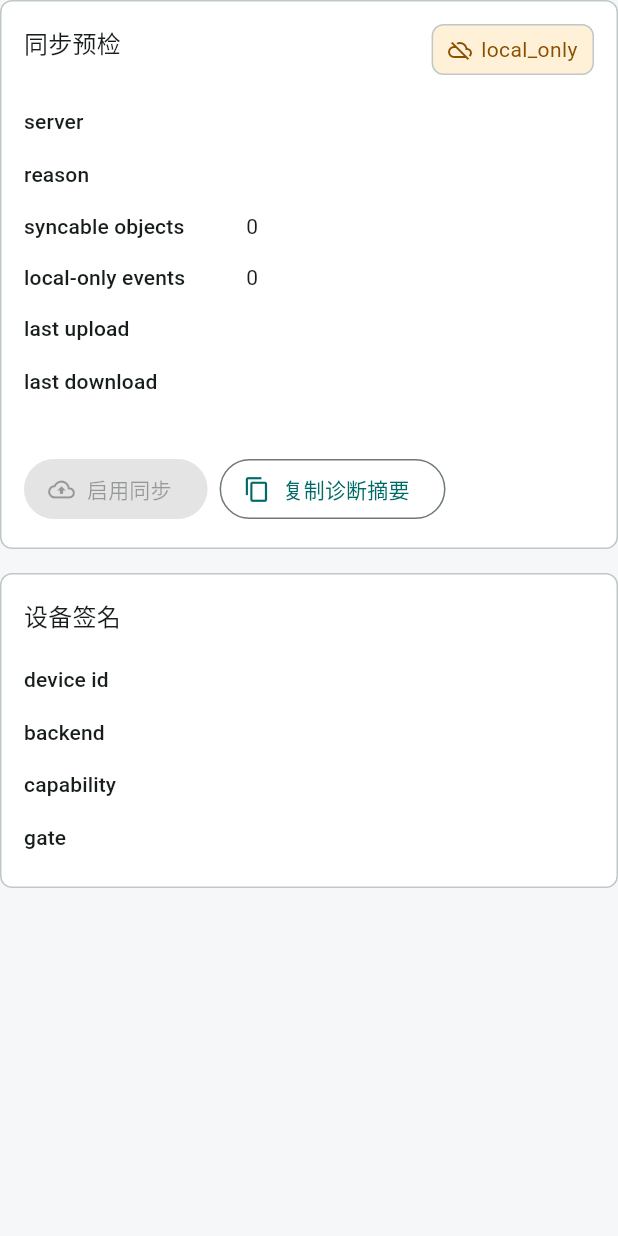
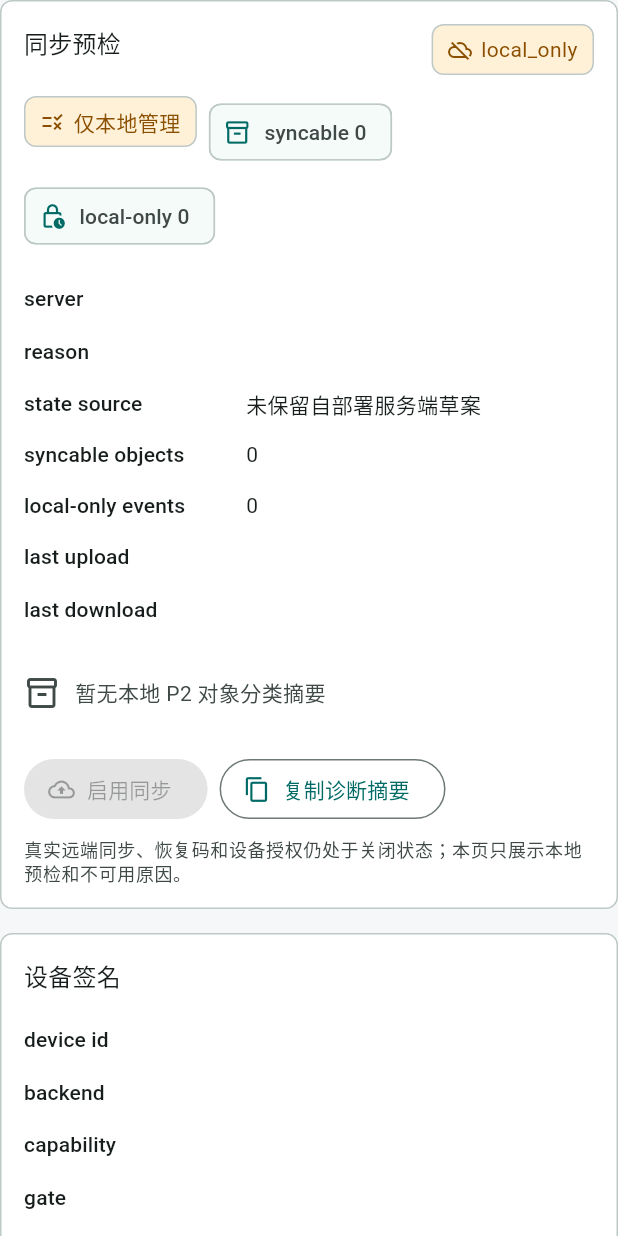
Before and after one commit to laugh0608/RadishLex, a Flutter app: the SyncView widget shown alone on an empty page, opened directly with empty values, on a phone screen of 412 x 824 dp. Run offline on Flutter 3.47's test engine with Material 3 defaults, Android fonts, the phone set to English and light mode, and no system bars; missing offline and left inert: dart:ffi.

Commit message:
feat(manager): expand sync preflight audit view

```diff
--- a/apps/radishlex-manager/lib/src/screens/sync_view.dart
+++ b/apps/radishlex-manager/lib/src/screens/sync_view.dart
@@ -11,19 +11,22 @@ class SyncView extends StatelessWidget {
   @override
   Widget build(BuildContext context) {
     return Column(
+      crossAxisAlignment: CrossAxisAlignment.stretch,
       children: [
         ManagerSection(
           title: '同步预检',
-          trailing: ManagerStatusBadge(
-            icon: Icons.cloud_off_outlined,
-            label: sync.state.code,
-            tone: ManagerBadgeTone.warning,
-          ),
+          trailing: _SyncStateBadge(state: sync.state),
           child: Column(
             crossAxisAlignment: CrossAxisAlignment.start,
             children: [
+              _SyncGateSummary(sync: sync),
+              const SizedBox(height: 14),
               ManagerKeyValueRow(label: 'server', value: sync.serverEndpoint),
               ManagerKeyValueRow(label: 'reason', value: sync.reason),
+              ManagerKeyValueRow(
+                label: 'state source',
+                value: _stateSourceDescription(sync),
+              ),
               ManagerKeyValueRow(
                 label: 'syncable objects',
                 value: sync.syncableObjects.toString(),
@@ -38,24 +41,15 @@ class SyncView extends StatelessWidget {
                 value: sync.lastDownload,
               ),
               const SizedBox(height: 14),
-              Wrap(
-                spacing: 8,
-                runSpacing: 8,
-                children: sync.categories
-                    .map(
-                      (category) => Chip(
-                        label: Text('${category.name}: ${category.count}'),
-                      ),
-                    )
-                    .toList(),
-              ),
+              _SyncCategorySummary(categories: sync.categories),
               const SizedBox(height: 16),
               Wrap(
                 spacing: 8,
                 runSpacing: 8,
                 children: [
                   FilledButton.icon(
-                    onPressed: sync.state.canEnableUserSync ? () {} : null,
+                    key: const Key('sync-enable-button'),
+                    onPressed: null,
                     icon: const Icon(Icons.cloud_upload_outlined),
                     label: const Text('启用同步'),
                   ),
@@ -66,6 +60,13 @@ class SyncView extends StatelessWidget {
                   ),
                 ],
               ),
+              const SizedBox(height: 8),
+              Text(
+                _syncActionStopLine(sync.state),
+                style: Theme.of(context).textTheme.bodySmall?.copyWith(
+                  color: Theme.of(context).colorScheme.onSurfaceVariant,
+                ),
+              ),
             ],
           ),
         ),
@@ -73,6 +74,7 @@ class SyncView extends StatelessWidget {
         ManagerSection(
           title: '设备签名',
           child: Column(
+            crossAxisAlignment: CrossAxisAlignment.start,
             children: [
               ManagerKeyValueRow(
                 label: 'device id',
@@ -90,6 +92,8 @@ class SyncView extends StatelessWidget {
                 label: 'gate',
                 value: sync.device.productionGate,
               ),
+              const SizedBox(height: 14),
+              _DeviceGateExplanation(device: sync.device),
             ],
           ),
         ),
@@ -97,3 +101,181 @@ class SyncView extends StatelessWidget {
     );
   }
 }
+
+class _SyncStateBadge extends StatelessWidget {
+  const _SyncStateBadge({required this.state});
+
+  final SyncUiState state;
+
+  @override
+  Widget build(BuildContext context) {
+    return ManagerStatusBadge(
+      icon: state.canEnableUserSync
+          ? Icons.cloud_done_outlined
+          : Icons.cloud_off_outlined,
+      label: state.code,
+      tone: state.canEnableUserSync
+          ? ManagerBadgeTone.success
+          : ManagerBadgeTone.warning,
+    );
+  }
+}
+
+class _SyncGateSummary extends StatelessWidget {
+  const _SyncGateSummary({required this.sync});
+
+  final SyncPreflightSummary sync;
+
+  @override
+  Widget build(BuildContext context) {
+    return Wrap(
+      spacing: 8,
+      runSpacing: 8,
+      children: [
+        ManagerStatusBadge(
+          icon: Icons.rule_outlined,
+          label: _stateSummaryLabel(sync.state),
+          tone: sync.state.canEnableUserSync
+              ? ManagerBadgeTone.success
+              : ManagerBadgeTone.warning,
+        ),
+        Chip(
+          avatar: const Icon(Icons.inventory_2_outlined, size: 18),
+          label: Text('syncable ${sync.syncableObjects}'),
+        ),
+        Chip(
+          avatar: const Icon(Icons.lock_clock_outlined, size: 18),
+          label: Text('local-only ${sync.localOnlyEvents}'),
+        ),
+      ],
+    );
+  }
+}
+
+class _SyncCategorySummary extends StatelessWidget {
+  const _SyncCategorySummary({required this.categories});
+
+  final List<SyncCategorySummary> categories;
+
+  @override
+  Widget build(BuildContext context) {
+    if (categories.isEmpty) {
+      return const _SyncEmptyState(
+        icon: Icons.inventory_2_outlined,
+        message: '暂无本地 P2 对象分类摘要',
+      );
+    }
+
+    return Wrap(
+      spacing: 8,
+      runSpacing: 8,
+      children: categories
+          .map(
+            (category) =>
+                Chip(label: Text('${category.name}: ${category.count}')),
+          )
+          .toList(),
+    );
+  }
+}
+
+class _DeviceGateExplanation extends StatelessWidget {
+  const _DeviceGateExplanation({required this.device});
+
+  final DeviceSecuritySummary device;
+
+  @override
+  Widget build(BuildContext context) {
+    final gateReady = device.productionGate == 'ready';
+    return Wrap(
+      spacing: 8,
+      runSpacing: 8,
+      crossAxisAlignment: WrapCrossAlignment.center,
+      children: [
+        ManagerStatusBadge(
+          icon: gateReady ? Icons.verified_outlined : Icons.gpp_bad_outlined,
+          label: gateReady
+              ? 'production gate ready'
+              : 'production gate blocked',
+          tone: gateReady ? ManagerBadgeTone.success : ManagerBadgeTone.warning,
+        ),
+        Chip(label: Text('backend ${device.backendId}')),
+        Chip(label: Text('capability ${device.capabilityStatus}')),
+      ],
+    );
+  }
+}
+
+class _SyncEmptyState extends StatelessWidget {
+  const _SyncEmptyState({required this.icon, required this.message});
+
+  final IconData icon;
+  final String message;
+
+  @override
+  Widget build(BuildContext context) {
+    final color = Theme.of(context).colorScheme.onSurfaceVariant;
+    return Padding(
+      padding: const EdgeInsets.symmetric(vertical: 12),
+      child: Row(
+        children: [
+          Icon(icon, color: color),
+          const SizedBox(width: 10),
+          Flexible(
+            child: Text(
+              message,
+              style: Theme.of(
+                context,
+              ).textTheme.bodyMedium?.copyWith(color: color),
+            ),
+          ),
+        ],
+      ),
+    );
+  }
+}
+
+String _stateSummaryLabel(SyncUiState state) {
+  switch (state) {
+    case SyncUiState.localOnly:
+      return '仅本地管理';
+    case SyncUiState.preflightReady:
+      return '本地预检通过';
+    case SyncUiState.serverConfigured:
+      return '服务端草案已保留';
+    case SyncUiState.backendUnavailable:
+      return '平台签名 backend 不可用';
+    case SyncUiState.deploymentUnverified:
+      return '部署证据未记录';
+    case SyncUiState.syncDisabledByPolicy:
+      return '策略禁用同步';
+    case SyncUiState.readyForUserSync:
+      return '等待后续开放';
+  }
+}
+
+String _stateSourceDescription(SyncPreflightSummary sync) {
+  switch (sync.state) {
+    case SyncUiState.localOnly:
+      return '未保留自部署服务端草案';
+    case SyncUiState.syncDisabledByPolicy:
+      return '设置草案启用隐私模式';
+    case SyncUiState.backendUnavailable:
+      return '设备 production gate 为 ${sync.device.productionGate}';
+    case SyncUiState.deploymentUnverified:
+      return '设置草案缺少目标部署验证记录';
+    case SyncUiState.preflightReady:
+      return '本地对象与设置草案预检通过';
+    case SyncUiState.serverConfigured:
+      return '服务端草案已配置但仍未开放真实同步';
+    case SyncUiState.readyForUserSync:
+      return '当前 Phase 4 仍关闭用户可用同步入口';
+  }
+}
+
+String _syncActionStopLine(SyncUiState state) {
+  if (state.canEnableUserSync) {
+    return '真实远端同步入口仍等待设备授权、恢复码和生产门禁完成后开放。';
+  }
+  return '真实远端同步、恢复码和设备授权仍处于关闭状态；本页只展示本地预检和不可用原因。';
+}
```
Also changed, not shown: 4 other files.
